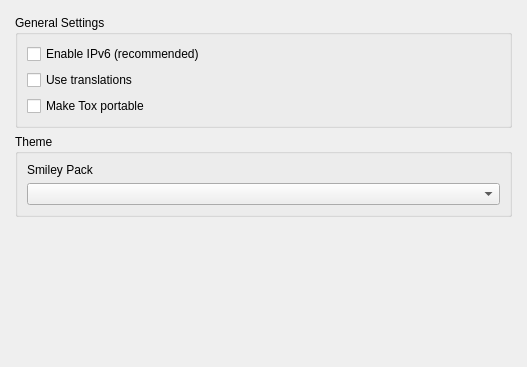
Before: the Qt Designer form widget/form/settings/generalsettings.ui in qTox/qTox, drawn with Qt 5.
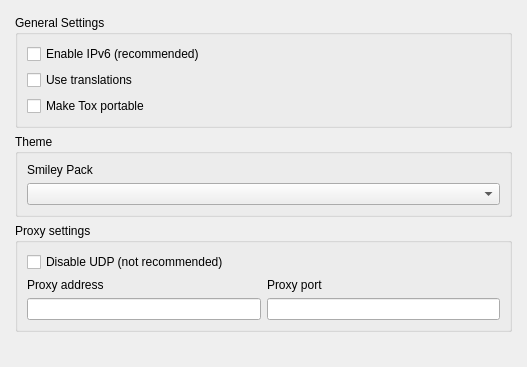
After: the same form once the commit is applied.

Commit message: Add proxy support

The edit to the form file:
```diff
--- a/widget/form/settings/generalsettings.ui
+++ b/widget/form/settings/generalsettings.ui
@@ -75,6 +75,52 @@
      </layout>
     </widget>
    </item>
+   <item>
+    <widget class="QGroupBox" name="proxyGroup">
+     <property name="title">
+      <string>Proxy settings</string>
+     </property>
+     <layout class="QVBoxLayout" name="verticalLayoutProxy">
+      <item>
+       <widget class="QCheckBox" name="cbUDPDisabled">
+        <property name="text">
+         <string extracomment="Text on checkbox to disable UDP">Disable UDP (not recommended)</string>
+        </property>
+       </widget>
+      </item>
+      <item>
+       <layout class="QHBoxLayout" name="horizontalLayoutProxyLabel">
+        <item>
+         <widget class="QLabel" name="proxyAddrLabel">
+          <property name="text">
+           <string extracomment="Text on proxy addr label">Proxy address</string>
+          </property>
+         </widget>
+        </item>
+        <item>
+         <widget class="QLabel" name="proxyPortLabel">
+          <property name="text">
+           <string extracomment="Text on proxy port label">Proxy port</string>
+          </property>
+         </widget>
+        </item>
+       </layout>
+      </item>
+      <item>
+       <layout class="QHBoxLayout" name="horizontalLayoutProxyBoxes">
+        <item>
+         <widget class="QLineEdit" name="proxyAddr">
+         </widget>
+        </item>
+        <item>
+         <widget class="QLineEdit" name="proxyPort">
+         </widget>
+        </item>
+       </layout>
+      </item>
+     </layout>
+    </widget>
+   </item>
    <item>
     <spacer name="verticalSpacer">
      <property name="orientation">
```
The commit also changes 10 other files.
